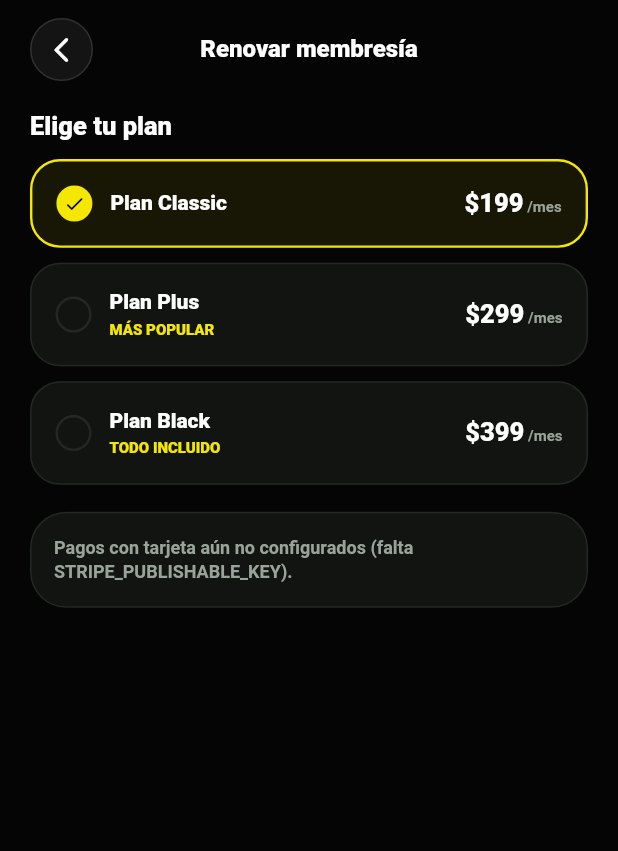
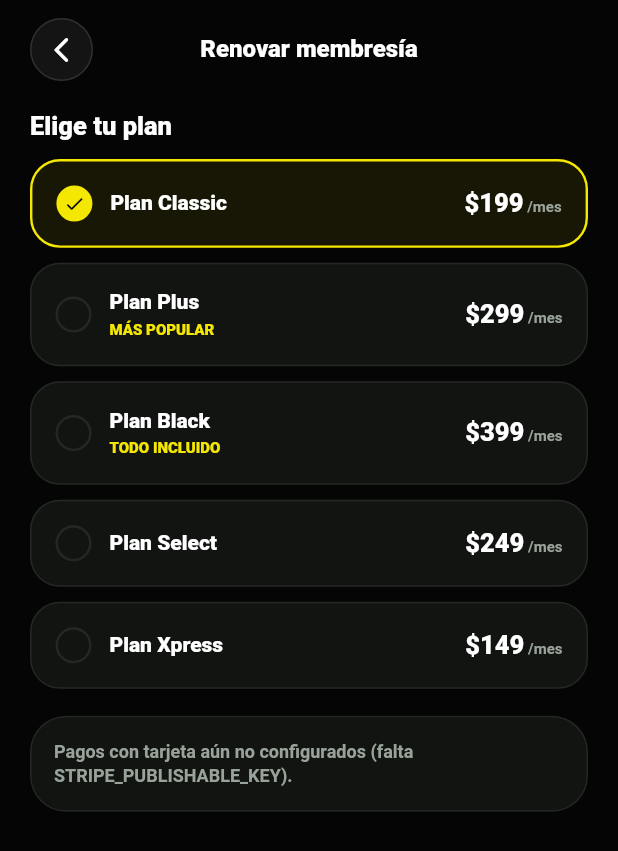
Before and after one commit to MrLuizao/gym-app-template, a Flutter app: the MembershipCheckoutScreen screen opened by its route, on a phone screen of 412 x 824 dp. Shown: the top 851 px of the screen. Run offline on Flutter 3.47's test engine with Material 3 defaults, Android fonts, the phone set to English and light mode, and no system bars; our stand-ins replace cloud_firestore, firebase_auth, firebase_core, firebase_messaging, flutter_animate, flutter_map and 6 more; missing offline and left inert: flutter_stripe, google_sign_in_web; accounts and stored records are empty; network calls fail.

Commit message:
fix(coupons): bound locked-coupon plan label + resolve plan names
The plans label overflowed its column, and select/xpress showed
raw ids because nothing watched plansProvider to fill the name
cache on this screen.

Generated with [Devin](https://devin.ai)

Co-Authored-By: Devin <158243242+devin-ai-integration[bot]@users.noreply.github.com>

```diff
--- a/lib/features/payments/providers/membership_provider.dart
+++ b/lib/features/payments/providers/membership_provider.dart
@@ -35,6 +35,8 @@ const _fallbackPlans = <MembershipPlan>[
     price: 399,
     tag: 'TODO INCLUIDO',
   ),
+  MembershipPlan(id: 'select', name: 'Plan Select', price: 249),
+  MembershipPlan(id: 'xpress', name: 'Plan Xpress', price: 149),
 ];
 
 /// Cache module-level para que `planNameFor` (síncrono) resuelva sin
--- a/lib/features/promotions/promotions_screen.dart
+++ b/lib/features/promotions/promotions_screen.dart
@@ -17,6 +17,9 @@ class PromotionsScreen extends ConsumerWidget {
   @override
   Widget build(BuildContext context, WidgetRef ref) {
     final brand = context.brand;
+    /// Llena el cache de nombres de plan — `planNameFor` es síncrono y
+    /// sin este watch cae al fallback de 3 planes (ids crudos).
+    ref.watch(plansProvider);
     final member = ref.watch(memberProvider).value;
     final generated = ref.watch(generatedCouponsProvider).values.toList();
     final memberCoupons = ref.watch(availableCouponsProvider);
```
Also changed, not shown: lib/features/promotions/widgets/coupon_card.dart (+9 -1 lines).
